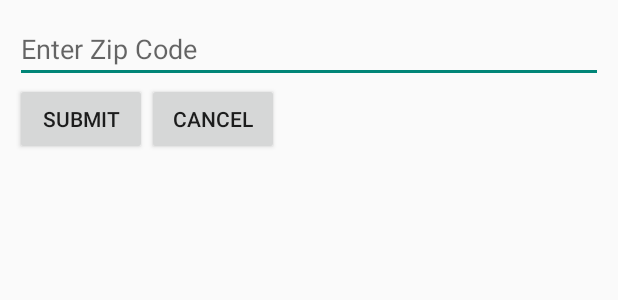
After one commit to SanidhyaKeluskar/petify, an Android app: the layout zip_dialog.xml on its own in the app's theme, with its tools: preview values and no code run, on a phone screen of 412 x 824 dp. The commit adds this screen. Shown: the top 300 px of the screen. Run offline under Robolectric (Android 15) with nearby library versions, the light colour scheme and no system bars.

Commit message:
Added AlertDialog to allow user to enter Zip Code

```diff
--- /dev/null
+++ b/app/src/main/res/layout/zip_dialog.xml
@@ -0,0 +1,29 @@
+<?xml version="1.0" encoding="utf-8"?>
+<LinearLayout xmlns:android="http://schemas.android.com/apk/res/android"
+    android:layout_width="match_parent"
+    android:layout_height="match_parent"
+    android:orientation="vertical"
+    android:padding="10dp">
+
+<EditText
+    android:id="@+id/dialogzipcode"
+    android:hint="Enter Zip Code"
+    android:layout_width="match_parent"
+    android:layout_height="wrap_content"
+    />
+    <LinearLayout
+        android:layout_width="match_parent"
+        android:layout_height="wrap_content">
+
+        <Button
+            android:id="@+id/dialogsubmit"
+            android:text="Submit"
+            android:layout_width="wrap_content"
+            android:layout_height="wrap_content" />
+        <Button
+            android:id="@+id/dialogcancel"
+            android:text="Cancel"
+            android:layout_width="wrap_content"
+            android:layout_height="wrap_content" />
+    </LinearLayout>
+</LinearLayout>
--- a/app/src/main/res/values/colors.xml
+++ b/app/src/main/res/values/colors.xml
@@ -3,5 +3,5 @@
     <color name="colorPrimary">#3F51B5</color>
     <color name="colorPrimaryDark">#303F9F</color>
     <color name="colorAccent">#FF4081</color>
-    <color name="grennaccent">#06D6A0</color>
+    <color name="grenaccent">#06D6A0</color>
 </resources>
--- a/app/src/main/res/values/styles.xml
+++ b/app/src/main/res/values/styles.xml
@@ -6,6 +6,8 @@
         <item name="colorPrimary">@color/colorPrimary</item>
         <item name="colorPrimaryDark">@color/colorPrimaryDark</item>
         <item name="colorAccent">@color/colorAccent</item>
+
     </style>
 
+
 </resources>
```
Also changed, not shown: app/src/main/AndroidManifest.xml (+8 -3 lines), app/src/main/java/keluskar/sanidhya/findacat/CatView.kt (+46 -9 lines), app/src/main/res/menu/viewcatmenu.xml (added, +12 -0 lines).
